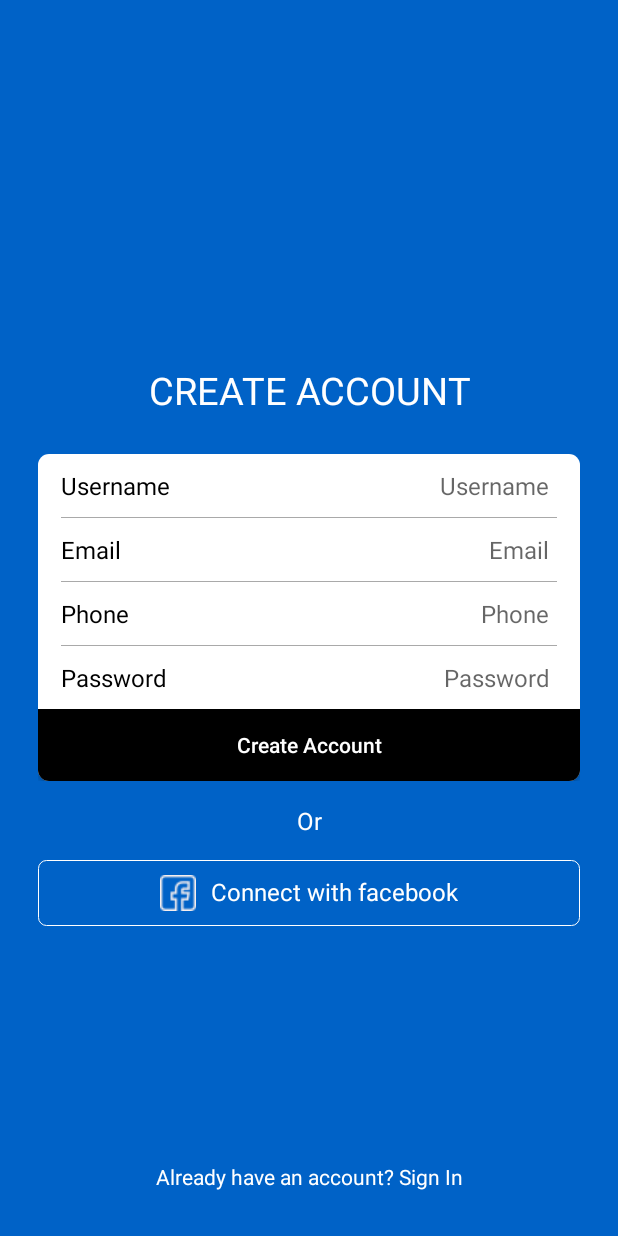
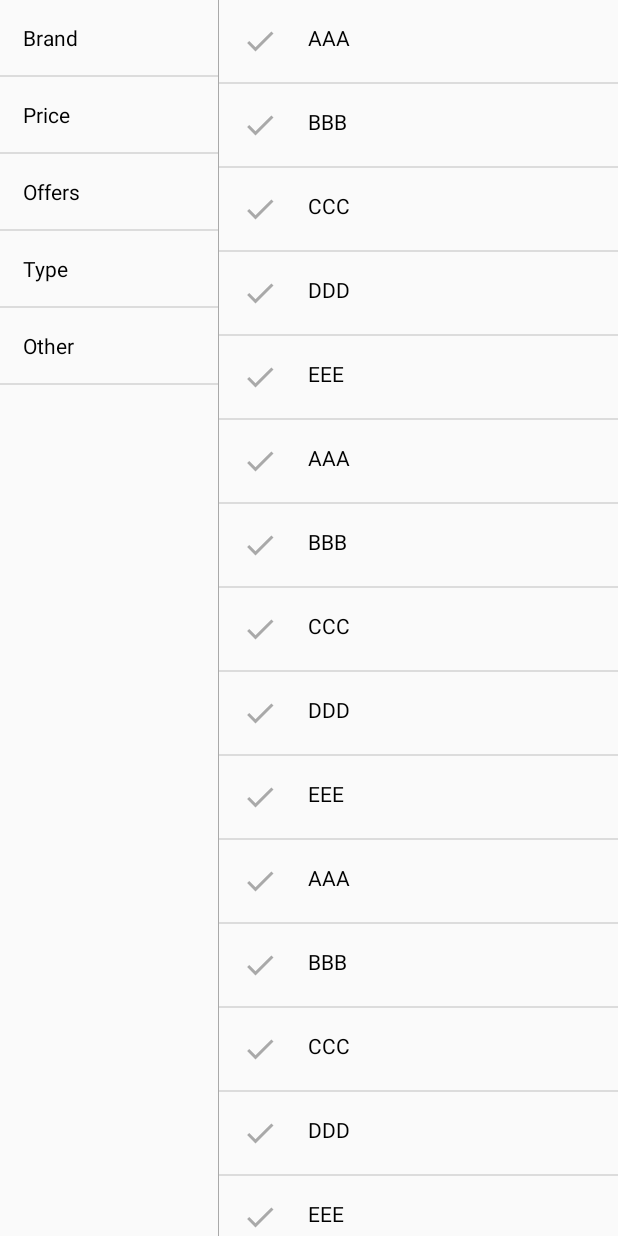
Before and after one commit to Aniket6055/E-Commerce, an Android app: the screen it shows after launch (LoginSignUp before the commit, FilterActivity after it), on a phone screen of 412 x 824 dp. Run offline under Robolectric (Android 15) with nearby library versions, the phone set to English and light mode, and no system bars; Roboto replaces fonts that are not available here; 1 statement that could not run was skipped.

Commit message:
Filter added
Flow done

```diff
--- a/app/src/main/java/com/demo/ecommerceapp/view/activities/FilterActivity.kt
+++ b/app/src/main/java/com/demo/ecommerceapp/view/activities/FilterActivity.kt
@@ -1,13 +1,74 @@
 package com.demo.ecommerceapp.view.activities
 
+import android.content.Context
+import android.content.Intent
+import android.os.Bundle
 import androidx.appcompat.app.AppCompatActivity
-import android.os.Bundle
+import androidx.recyclerview.widget.DividerItemDecoration
+import androidx.recyclerview.widget.LinearLayoutManager
 import com.demo.ecommerceapp.R
+import com.demo.ecommerceapp.view.adapters.FilterAdapter
+import kotlinx.android.synthetic.main.activity_filter.*
 
-class FilterActivity : AppCompatActivity() {
+
+class FilterActivity : AppCompatActivity(), FilterAdapter.FilterClickEvents {
+
+    companion object {
+        fun getIntent(mContext: Context): Intent {
+            return Intent(mContext, FilterActivity::class.java)
+        }
+    }
 
     override fun onCreate(savedInstanceState: Bundle?) {
         super.onCreate(savedInstanceState)
         setContentView(R.layout.activity_filter)
+
+        val layoutManager = LinearLayoutManager(this)
+        categoryRv.layoutManager = layoutManager
+        categoryRv.addItemDecoration(DividerItemDecoration(categoryRv.context, DividerItemDecoration.VERTICAL))
+        val adapter = FilterAdapter(this, listOf("Brand", "Price", "Offers", "Type", "Other"), 1)
+        adapter.filterClickEvents = this
+        categoryRv.adapter = adapter
+        categoryRv.isNestedScrollingEnabled = true
+
+        val layoutManager1 = LinearLayoutManager(this)
+        filterRv.layoutManager = layoutManager1
+        filterRv.addItemDecoration(DividerItemDecoration(categoryRv.context, DividerItemDecoration.VERTICAL))
+        filterRv.adapter = FilterAdapter(
+            this,
+            listOf(
+                "AAA",
+                "BBB",
+                "CCC",
+                "DDD",
+                "EEE",
+                "AAA",
+                "BBB",
+                "CCC",
+                "DDD",
+                "EEE",
+                "AAA",
+                "BBB",
+                "CCC",
+                "DDD",
+                "EEE",
+                "AAA",
+                "BBB",
+                "CCC",
+                "DDD",
+                "EEE"
+            ),
+            2
+        )
+        filterRv.isNestedScrollingEnabled = true
+    }
+
+
+    override fun categoryItemClicked(postion: Int) {
+
+    }
+
+    override fun filterItemClicked(position: Int) {
+
     }
 }
--- /dev/null
+++ b/app/src/main/java/com/demo/ecommerceapp/view/adapters/FilterAdapters.kt
@@ -0,0 +1,48 @@
+package com.demo.ecommerceapp.view.adapters
+
+import android.content.Context
+import android.view.LayoutInflater
+import android.view.View
+import android.view.ViewGroup
+import androidx.recyclerview.widget.RecyclerView
+import com.demo.ecommerceapp.R
+import kotlinx.android.synthetic.main.category_item.view.*
+
+class FilterAdapter(val context: Context, private val items: List<String>, val type: Int) :
+    RecyclerView.Adapter<FilterAdapter.FilterViewHolder>() {
+
+    lateinit var filterClickEvents: FilterClickEvents
+
+    override fun onBindViewHolder(holder: FilterAdapter.FilterViewHolder, position: Int) {
+        holder.filterCategory.text = items[position]
+        holder.filterCategory.setOnClickListener {
+            if (type == 1) {
+                filterClickEvents.categoryItemClicked(position)
+            } else {
+                filterClickEvents.filterItemClicked(position)
+            }
+        }
+    }
+
+    override fun onCreateViewHolder(parent: ViewGroup, viewType: Int): FilterViewHolder {
+        return if (type == 1) {
+            FilterViewHolder(LayoutInflater.from(context).inflate(R.layout.category_item, parent, false))
+        } else {
+            FilterViewHolder(LayoutInflater.from(context).inflate(R.layout.filter_item, parent, false))
+        }
+    }
+
+    override fun getItemCount(): Int {
+        return items.size
+    }
+
+    class FilterViewHolder(view: View) : RecyclerView.ViewHolder(view) {
+        val filterCategory = view.filterCategory!!
+    }
+
+
+    interface FilterClickEvents {
+        fun categoryItemClicked(postion: Int)
+        fun filterItemClicked(position: Int)
+    }
+}
--- /dev/null
+++ b/app/src/main/res/drawable/ic_check.xml
@@ -0,0 +1,5 @@
+<vector android:height="24dp" android:tint="#35C45B"
+    android:viewportHeight="24.0" android:viewportWidth="24.0"
+    android:width="24dp" xmlns:android="http://schemas.android.com/apk/res/android">
+    <path android:fillColor="#FF000000" android:pathData="M9,16.17L4.83,12l-1.42,1.41L9,19 21,7l-1.41,-1.41z"/>
+</vector>
--- /dev/null
+++ b/app/src/main/res/drawable/ic_check_grey.xml
@@ -0,0 +1,5 @@
+<vector android:height="24dp" android:tint="#A9A9A9"
+    android:viewportHeight="24.0" android:viewportWidth="24.0"
+    android:width="24dp" xmlns:android="http://schemas.android.com/apk/res/android">
+    <path android:fillColor="#FF000000" android:pathData="M9,16.17L4.83,12l-1.42,1.41L9,19 21,7l-1.41,-1.41z"/>
+</vector>
--- /dev/null
+++ b/app/src/main/res/drawable/ic_filter.xml
@@ -0,0 +1,5 @@
+<vector android:height="24dp" android:tint="#FFFFFF"
+    android:viewportHeight="24.0" android:viewportWidth="24.0"
+    android:width="24dp" xmlns:android="http://schemas.android.com/apk/res/android">
+    <path android:fillColor="#FF000000" android:pathData="M10,18h4v-2h-4v2zM3,6v2h18L21,6L3,6zM6,13h12v-2L6,11v2z"/>
+</vector>
--- a/app/src/main/res/layout/activity_filter.xml
+++ b/app/src/main/res/layout/activity_filter.xml
@@ -7,10 +7,15 @@
 		tools:context=".view.activities.FilterActivity">
 
 	<androidx.recyclerview.widget.RecyclerView
-			android:layout_weight="0.9"
+			android:layout_weight="1.1"
 			android:id="@+id/categoryRv"
 			android:layout_width="0dp"
 			android:layout_height="match_parent"/>
+
+	<View
+			android:layout_width="0.5dp"
+			android:layout_height="match_parent"
+			android:background="@color/grey"/>
 
 	<androidx.recyclerview.widget.RecyclerView
 			android:layout_weight="2"
--- /dev/null
+++ b/app/src/main/res/layout/category_item.xml
@@ -0,0 +1,16 @@
+<?xml version="1.0" encoding="utf-8"?>
+<LinearLayout xmlns:android="http://schemas.android.com/apk/res/android"
+              android:orientation="vertical"
+              android:layout_width="match_parent"
+              android:layout_height="wrap_content">
+
+	<com.demo.ecommerceapp.view.customviews.textview.LatoSemiboldTextView
+			android:layout_width="match_parent"
+			android:text="ABC"
+			android:textSize="@dimen/size_14_sp"
+			android:padding="@dimen/size_15_dp"
+			android:textColor="@color/black"
+			android:id="@+id/filterCategory"
+			android:layout_height="wrap_content"/>
+
+</LinearLayout>
--- a/app/src/main/res/layout/custom_cart_icon.xml
+++ b/app/src/main/res/layout/custom_cart_icon.xml
@@ -26,6 +26,7 @@
 			android:padding="3dp"
 			android:textColor="@android:color/white"
 			android:text="0"
+			android:visibility="gone"
 			android:textSize="10sp"/>
 
 </FrameLayout>
--- /dev/null
+++ b/app/src/main/res/layout/filter_item.xml
@@ -0,0 +1,18 @@
+<?xml version="1.0" encoding="utf-8"?>
+<LinearLayout xmlns:android="http://schemas.android.com/apk/res/android"
+              android:orientation="vertical"
+              android:layout_width="match_parent"
+              android:layout_height="wrap_content">
+
+	<com.demo.ecommerceapp.view.customviews.textview.LatoSemiboldTextView
+			android:layout_width="match_parent"
+			android:text="ABC"
+			android:textSize="@dimen/size_14_sp"
+			android:padding="@dimen/size_15_dp"
+			android:textColor="@color/black"
+			android:drawableLeft="@drawable/ic_check_grey"
+			android:drawablePadding="@dimen/size_20_dp"
+			android:id="@+id/filterCategory"
+			android:layout_height="wrap_content"/>
+
+</LinearLayout>
--- a/app/src/main/res/layout/fragment_home.xml
+++ b/app/src/main/res/layout/fragment_home.xml
@@ -51,7 +51,7 @@
 					android:textColor="@color/black"/>
 
 			<com.demo.ecommerceapp.view.customviews.textview.LatoSemiboldTextView
-					android:id="@+id/trendingMobileSeemore"
+					android:id="@+id/trendingMobileSeeMore"
 					android:layout_width="wrap_content"
 					android:layout_height="wrap_content"
 					android:layout_alignParentRight="true"
@@ -89,7 +89,7 @@
 					android:textColor="@color/black"/>
 
 			<com.demo.ecommerceapp.view.customviews.textview.LatoSemiboldTextView
-					android:id="@+id/trendingElectronicsSeemore"
+					android:id="@+id/trendingElectronicsSeeMore"
 					android:layout_width="wrap_content"
 					android:layout_height="wrap_content"
 					android:layout_alignParentRight="true"
@@ -128,7 +128,7 @@
 					android:textColor="@color/black"/>
 
 			<com.demo.ecommerceapp.view.customviews.textview.LatoSemiboldTextView
-					android:id="@+id/bestOffersSeemore"
+					android:id="@+id/bestOffersSeeMore"
 					android:layout_width="wrap_content"
 					android:layout_height="wrap_content"
 					android:layout_alignParentRight="true"
```
Also changed, not shown: app/src/main/AndroidManifest.xml (+10 -10 lines), app/src/main/java/com/demo/ecommerceapp/view/activities/CartActivity.kt (+9 -1 lines), app/src/main/java/com/demo/ecommerceapp/view/activities/HomeActivity.kt (+39 -52 lines), app/src/main/java/com/demo/ecommerceapp/view/fragments/HomeFragment.kt (+17 -46 lines), app/src/main/res/menu/home.xml (+9 -0 lines).
